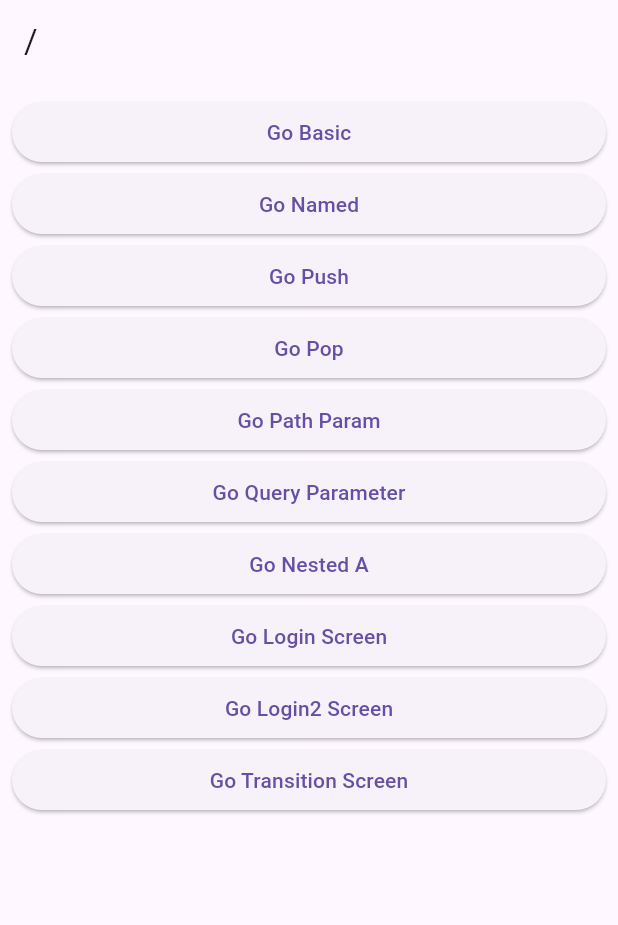
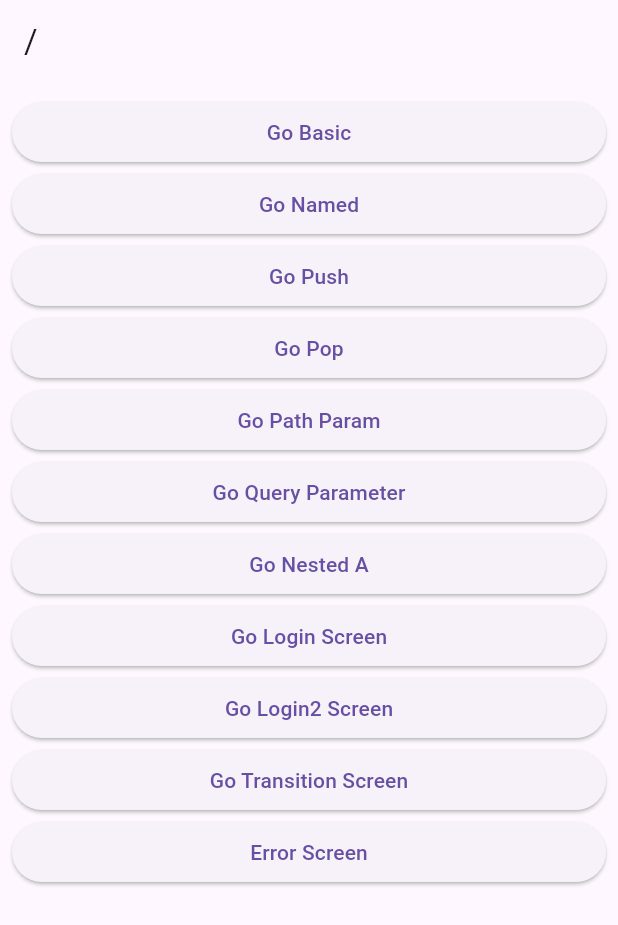
Before and after one commit to SungSeokMin/flutter_libaray, a Flutter app: the screen it shows after launch, on a phone screen of 412 x 824 dp. Shown: the top 925 px of the screen. Run offline on Flutter 3.47's test engine with Material 3 defaults, Android fonts, the phone set to English and light mode, and no system bars; our stand-ins replace flutter_riverpod, go_router, riverpod_annotation; generated files the repository leaves out were written again.

Commit message:
Error Screen

```diff
--- a/go_router_v7/lib/route/router.dart
+++ b/go_router_v7/lib/route/router.dart
@@ -2,6 +2,7 @@ import 'package:flutter/material.dart';
 import 'package:go_router/go_router.dart';
 import 'package:go_router_v7/screens/10_transition_screen_1.dart';
 import 'package:go_router_v7/screens/10_transition_screen_2.dart';
+import 'package:go_router_v7/screens/11_error_screen.dart';
 import 'package:go_router_v7/screens/1_basic_screen.dart';
 import 'package:go_router_v7/screens/2_named_screen.dart';
 import 'package:go_router_v7/screens/3_push_screen.dart';
@@ -135,4 +136,8 @@ final router = GoRouter(
       ],
     ),
   ],
+  errorBuilder: (context, state) => ErrorScreen(
+    error: state.error.toString(),
+  ),
+  debugLogDiagnostics: true,
 );
--- a/go_router_v7/lib/screens/root_screen.dart
+++ b/go_router_v7/lib/screens/root_screen.dart
@@ -70,6 +70,12 @@ class RootScreen extends StatelessWidget {
             },
             child: const Text('Go Transition Screen'),
           ),
+          ElevatedButton(
+            onPressed: () {
+              context.go('/error');
+            },
+            child: const Text('Error Screen'),
+          ),
         ],
       ),
     );
```
Also changed, not shown: go_router_v7/lib/screens/11_error_screen.dart (added, +31 -0 lines).
